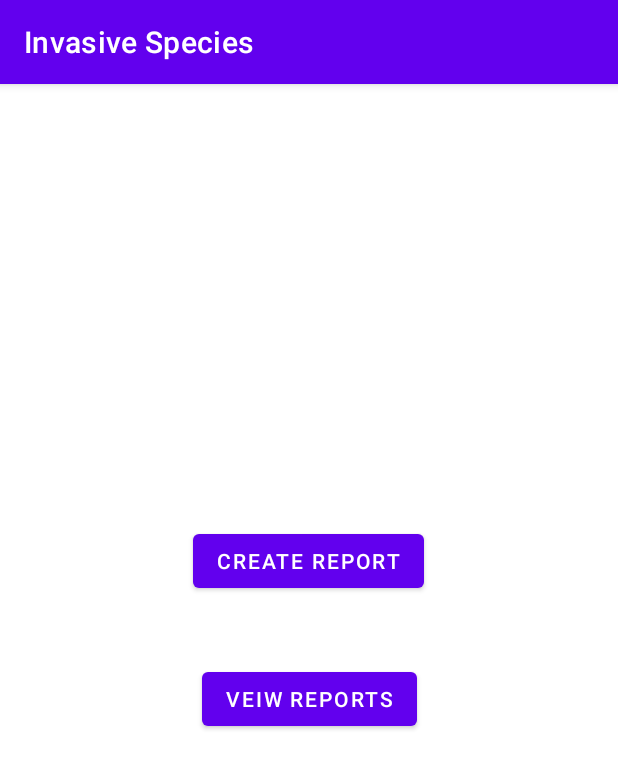
After one commit to jordanF0ster/Berwyn-Heights-Invasive-Species, an Android app: the ReportingHomeActivity screen opened directly, with no data from a screen before it, on a phone screen of 412 x 824 dp. The commit adds this screen. Shown: the top 769 px of the screen. Run offline under Robolectric (Android 15) with nearby library versions, the light colour scheme and no system bars.

Commit message:
can transition from reporting home to create report

```diff
--- a/InvasiveSpecies/app/src/main/AndroidManifest.xml
+++ b/InvasiveSpecies/app/src/main/AndroidManifest.xml
@@ -1,7 +1,9 @@
 <?xml version="1.0" encoding="utf-8"?>
 <manifest xmlns:android="http://schemas.android.com/apk/res/android"
     package="com.example.invasivespecies">
-    <uses-feature android:name="android.hardware.camera"
+
+    <uses-feature
+        android:name="android.hardware.camera"
         android:required="true" />
 
     <application
@@ -11,6 +13,9 @@
         android:roundIcon="@mipmap/ic_launcher_round"
         android:supportsRtl="true"
         android:theme="@style/Theme.InvasiveSpecies">
+        <activity
+            android:name=".ReportingHomeActivity"
+            android:exported="false"/>
         <activity
             android:name=".ReportingActivity"
             android:exported="false"/>
--- a/InvasiveSpecies/app/src/main/java/com/example/invasivespecies/ReportingActivity.kt
+++ b/InvasiveSpecies/app/src/main/java/com/example/invasivespecies/ReportingActivity.kt
@@ -67,6 +67,8 @@
 
         Toast.makeText(this, "$name $color $amount $notes", Toast.LENGTH_SHORT)
             .show()
+        setResult(RESULT_OK)
+        finish()
     }
 
     private fun dispatchTakePictureIntent() {
@@ -89,6 +91,7 @@
     companion object {
         private const val TAG = "Invasive-Species"
         private const val REQUEST_IMAGE_CAPTURE = 1
+        const val ADD_REPORT_REQUEST = 0
     }
 
 }
--- /dev/null
+++ b/InvasiveSpecies/app/src/main/java/com/example/invasivespecies/ReportingHomeActivity.kt
@@ -0,0 +1,33 @@
+package com.example.invasivespecies
+
+import android.content.Intent
+import androidx.appcompat.app.AppCompatActivity
+import android.os.Bundle
+import android.widget.Button
+
+private lateinit var createReportButton : Button
+private lateinit var viewReportsButton: Button
+
+class ReportingHomeActivity : AppCompatActivity() {
+    override fun onCreate(savedInstanceState: Bundle?) {
+        super.onCreate(savedInstanceState)
+        setContentView(R.layout.activity_reporting_home)
+
+        createReportButton = findViewById(R.id.createReportButton)
+        viewReportsButton = findViewById(R.id.viewReportsButton)
+
+        createReportButton.setOnClickListener { createReport() }
+    }
+
+    private fun createReport() {
+        startActivityForResult(
+            Intent(
+                this,
+                ReportingActivity::class.java
+            ),
+            ReportingActivity.ADD_REPORT_REQUEST
+        )
+    }
+
+
+}
--- /dev/null
+++ b/InvasiveSpecies/app/src/main/res/layout/activity_reporting_home.xml
@@ -0,0 +1,32 @@
+<?xml version="1.0" encoding="utf-8"?>
+<androidx.constraintlayout.widget.ConstraintLayout xmlns:android="http://schemas.android.com/apk/res/android"
+    xmlns:app="http://schemas.android.com/apk/res-auto"
+    xmlns:tools="http://schemas.android.com/tools"
+    android:layout_width="match_parent"
+    android:layout_height="match_parent"
+    tools:context=".ReportingHomeActivity">
+
+    <Button
+        android:id="@+id/createReportButton"
+        android:layout_width="wrap_content"
+        android:layout_height="wrap_content"
+        android:layout_marginStart="127dp"
+        android:layout_marginTop="294dp"
+        android:layout_marginEnd="128dp"
+        android:text="Create Report"
+        app:layout_constraintEnd_toEndOf="parent"
+        app:layout_constraintStart_toStartOf="parent"
+        app:layout_constraintTop_toTopOf="parent" />
+
+    <Button
+        android:id="@+id/viewReportsButton"
+        android:layout_width="wrap_content"
+        android:layout_height="wrap_content"
+        android:layout_marginStart="133dp"
+        android:layout_marginTop="44dp"
+        android:layout_marginEnd="133dp"
+        android:text="Veiw Reports"
+        app:layout_constraintEnd_toEndOf="parent"
+        app:layout_constraintStart_toStartOf="parent"
+        app:layout_constraintTop_toBottomOf="@+id/createReportButton" />
+</androidx.constraintlayout.widget.ConstraintLayout>
```
